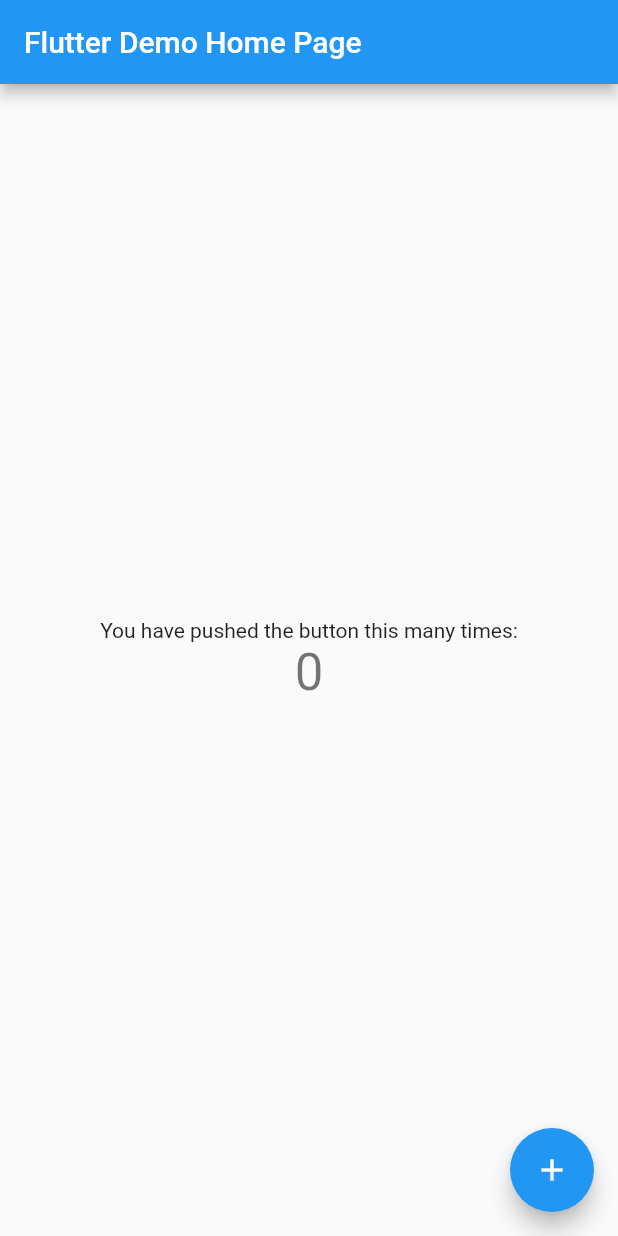
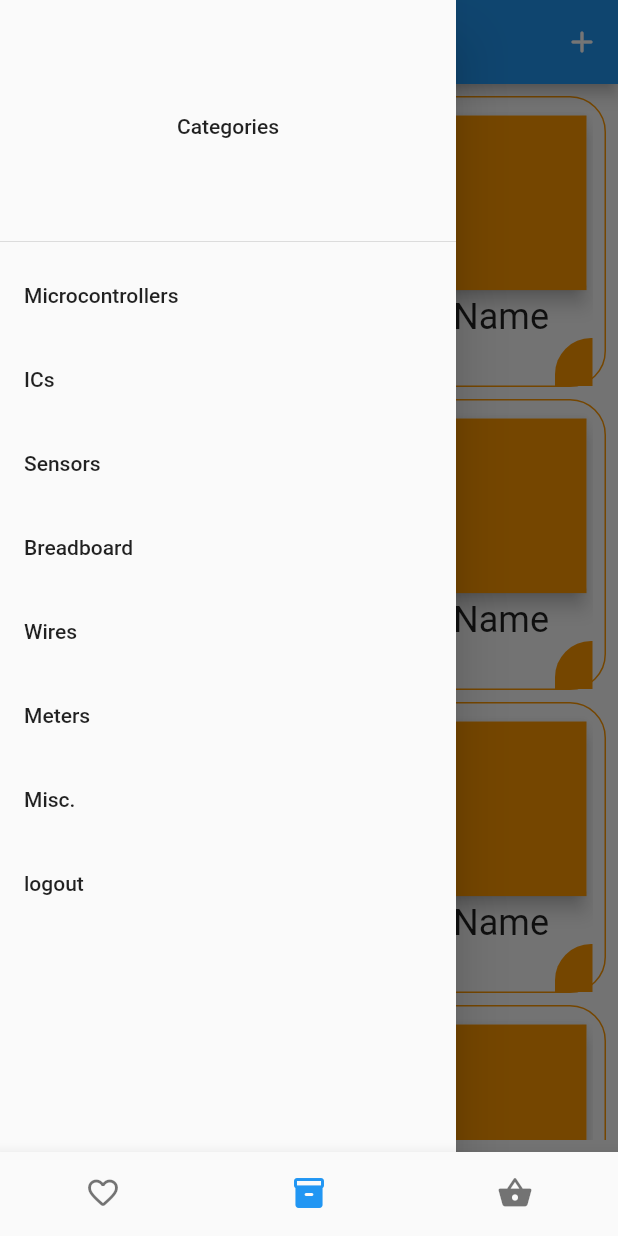
Before and after one commit to Vaibhav-Ramola/tinkerers_lab_hackathon, a Flutter app: the screen it shows after launch, with the side drawer open (before the commit the screen has no drawer), on a phone screen of 412 x 824 dp. Run offline on Flutter 3.47's test engine with Material 2 defaults, Android fonts, the phone set to English and light mode, and no system bars; drawn by our look-alikes of like_button.

Commit message:
added drawer of categories

```diff
--- a/lib/main.dart
+++ b/lib/main.dart
@@ -1,4 +1,5 @@
 import 'package:flutter/material.dart';
+import 'package:tinkerlab_app/screens/home_screen.dart';
 
 void main() {
   runApp(const MyApp());
@@ -6,110 +7,14 @@
 
 class MyApp extends StatelessWidget {
   const MyApp({Key? key}) : super(key: key);
-
-  // This widget is the root of your application.
   @override
   Widget build(BuildContext context) {
     return MaterialApp(
       title: 'Flutter Demo',
       theme: ThemeData(
-        // This is the theme of your application.
-        //
-        // Try running your application with "flutter run". You'll see the
-        // application has a blue toolbar. Then, without quitting the app, try
-        // changing the primarySwatch below to Colors.green and then invoke
-        // "hot reload" (press "r" in the console where you ran "flutter run",
-        // or simply save your changes to "hot reload" in a Flutter IDE).
-        // Notice that the counter didn't reset back to zero; the application
-        // is not restarted.
         primarySwatch: Colors.blue,
       ),
-      home: const MyHomePage(title: 'Flutter Demo Home Page'),
+      home: const HomeScreen(),
     );
   }
 }
-
-class MyHomePage extends StatefulWidget {
-  const MyHomePage({Key? key, required this.title}) : super(key: key);
-
-  // This widget is the home page of your application. It is stateful, meaning
-  // that it has a State object (defined below) that contains fields that affect
-  // how it looks.
-
-  // This class is the configuration for the state. It holds the values (in this
-  // case the title) provided by the parent (in this case the App widget) and
-  // used by the build method of the State. Fields in a Widget subclass are
-  // always marked "final".
-
-  final String title;
-
-  @override
-  State<MyHomePage> createState() => _MyHomePageState();
-}
-
-class _MyHomePageState extends State<MyHomePage> {
-  int _counter = 0;
-
-  void _incrementCounter() {
-    setState(() {
-      // This call to setState tells the Flutter framework that something has
-      // changed in this State, which causes it to rerun the build method below
-      // so that the display can reflect the updated values. If we changed
-      // _counter without calling setState(), then the build method would not be
-      // called again, and so nothing would appear to happen.
-      _counter++;
-    });
-  }
-
-  @override
-  Widget build(BuildContext context) {
-    // This method is rerun every time setState is called, for instance as done
-    // by the _incrementCounter method above.
-    //
-    // The Flutter framework has been optimized to make rerunning build methods
-    // fast, so that you can just rebuild anything that needs updating rather
-    // than having to individually change instances of widgets.
-    return Scaffold(
-      appBar: AppBar(
-        // Here we take the value from the MyHomePage object that was created by
-        // the App.build method, and use it to set our appbar title.
-        title: Text(widget.title),
-      ),
-      body: Center(
-        // Center is a layout widget. It takes a single child and positions it
-        // in the middle of the parent.
-        child: Column(
-          // Column is also a layout widget. It takes a list of children and
-          // arranges them vertically. By default, it sizes itself to fit its
-          // children horizontally, and tries to be as tall as its parent.
-          //
-          // Invoke "debug painting" (press "p" in the console, choose the
-          // "Toggle Debug Paint" action from the Flutter Inspector in Android
-          // Studio, or the "Toggle Debug Paint" command in Visual Studio Code)
-          // to see the wireframe for each widget.
-          //
-          // Column has various properties to control how it sizes itself and
-          // how it positions its children. Here we use mainAxisAlignment to
-          // center the children vertically; the main axis here is the vertical
-          // axis because Columns are vertical (the cross axis would be
-          // horizontal).
-          mainAxisAlignment: MainAxisAlignment.center,
-          children: <Widget>[
-            const Text(
-              'You have pushed the button this many times:',
-            ),
-            Text(
-              '$_counter',
-              style: Theme.of(context).textTheme.headline4,
-            ),
-          ],
-        ),
-      ),
-      floatingActionButton: FloatingActionButton(
-        onPressed: _incrementCounter,
-        tooltip: 'Increment',
-        child: const Icon(Icons.add),
-      ), // This trailing comma makes auto-formatting nicer for build methods.
-    );
-  }
-}
--- a/lib/screens/categories_screen.dart
+++ b/lib/screens/categories_screen.dart
@@ -0,0 +1,98 @@
+import 'package:flutter/material.dart';
+import 'package:flutter/rendering.dart';
+import 'package:like_button/like_button.dart';
+import 'package:tinkerlab_app/widgets/inventory_tile_widget.dart';
+
+class CategoriesScreen extends StatefulWidget {
+  const CategoriesScreen({Key? key}) : super(key: key);
+
+  @override
+  State<CategoriesScreen> createState() => _CategoriesScreenState();
+}
+
+class _CategoriesScreenState extends State<CategoriesScreen> {
+  bool isLiked = false;
+  @override
+  Widget build(BuildContext context) {
+    return Scaffold(
+      appBar: AppBar(
+        title: const Text(
+          "Tinkerer's Inventory",
+        ),
+        actions: [
+          IconButton(
+            onPressed: () {},
+            icon: const Icon(
+              Icons.add_rounded,
+            ),
+          ),
+        ],
+      ),
+      drawer: Drawer(
+        child: ListView(
+          children: [
+            DrawerHeader(
+              decoration: BoxDecoration(),
+              child: Container(
+                alignment: Alignment.center,
+                child: const Text(
+                  "Categories",
+                ),
+              ),
+            ),
+            ListTile(
+              title: Text("Microcontrollers"),
+              onTap: () {},
+            ),
+            ListTile(
+              title: Text("ICs"),
+              onTap: () {},
+            ),
+            ListTile(
+              title: Text("Sensors"),
+              onTap: () {},
+            ),
+            ListTile(
+              title: Text("Breadboard"),
+              onTap: () {},
+            ),
+            ListTile(
+              title: Text("Wires"),
+              onTap: () {},
+            ),
+            ListTile(
+              title: Text("Meters"),
+              onTap: () {},
+            ),
+            ListTile(
+              title: Text("Misc."),
+              onTap: () {},
+            ),
+            ListTile(
+              title: Text("logout"),
+              onTap: () {},
+            )
+          ],
+        ),
+      ),
+      body: Container(
+        padding: const EdgeInsets.all(8),
+        child: GridView.builder(
+          itemCount: 20,
+          gridDelegate: const SliverGridDelegateWithFixedCrossAxisCount(
+            crossAxisCount: 2,
+            crossAxisSpacing: 8,
+            mainAxisSpacing: 8,
+          ),
+          itemBuilder: (context, index) {
+            return LayoutBuilder(
+              builder: (context, constraints) {
+                return InventoryTile(constraints);
+              },
+            );
+          },
+        ),
+      ),
+    );
+  }
+}
--- a/lib/screens/favourites_screen.dart
+++ b/lib/screens/favourites_screen.dart
@@ -0,0 +1,21 @@
+import 'package:flutter/material.dart';
+
+class FavouriteScreen extends StatefulWidget {
+  const FavouriteScreen({Key? key}) : super(key: key);
+
+  @override
+  State<FavouriteScreen> createState() => _FavouriteScreenState();
+}
+
+class _FavouriteScreenState extends State<FavouriteScreen> {
+  @override
+  Widget build(BuildContext context) {
+    return Scaffold(
+      body: Center(
+        child: Text(
+          "Hello there",
+        ),
+      ),
+    );
+  }
+}
--- a/lib/screens/home_screen.dart
+++ b/lib/screens/home_screen.dart
@@ -1,4 +1,8 @@
 import 'package:flutter/material.dart';
+import 'package:like_button/like_button.dart';
+import 'package:tinkerlab_app/screens/categories_screen.dart';
+import 'package:tinkerlab_app/screens/favourites_screen.dart';
+import 'package:tinkerlab_app/screens/purchase_screen.dart';
 
 class HomeScreen extends StatefulWidget {
   const HomeScreen({Key? key}) : super(key: key);
@@ -8,26 +12,47 @@
 }
 
 class _HomeScreenState extends State<HomeScreen> {
+  List<Widget> screens = [
+    const FavouriteScreen(),
+    const CategoriesScreen(),
+    const PurchaseScreen(),
+  ];
+  int screenIndex = 1;
+  bool isLiked = false;
   @override
   Widget build(BuildContext context) {
     return Scaffold(
-      appBar: AppBar(
-        leading: const Drawer(
-          semanticLabel: "Categories",
-        ),
-        title: const Text(
-          "Tinkerer's Inventory",
-        ),
-        actions: [
-          IconButton(
-            onPressed: () {},
-            icon: const Icon(
-              Icons.add_rounded,
+      body: screens[screenIndex],
+      bottomNavigationBar: BottomNavigationBar(
+        onTap: ((value) {
+          setState(() {
+            screenIndex = value;
+          });
+        }),
+        showSelectedLabels: false,
+        showUnselectedLabels: false,
+        currentIndex: screenIndex,
+        items: const [
+          BottomNavigationBarItem(
+            icon: Icon(
+              Icons.favorite_outline_rounded,
             ),
+            label: "favourites",
+          ),
+          BottomNavigationBarItem(
+            icon: Icon(
+              Icons.inventory_2_rounded,
+            ),
+            label: "inventory",
+          ),
+          BottomNavigationBarItem(
+            icon: Icon(
+              Icons.shopping_basket_rounded,
+            ),
+            label: "issue",
           ),
         ],
       ),
-      // body: ,
     );
   }
 }
--- a/lib/screens/purchase_screen.dart
+++ b/lib/screens/purchase_screen.dart
@@ -0,0 +1,21 @@
+import 'package:flutter/material.dart';
+
+class PurchaseScreen extends StatefulWidget {
+  const PurchaseScreen({Key? key}) : super(key: key);
+
+  @override
+  State<PurchaseScreen> createState() => _PurchaseScreenState();
+}
+
+class _PurchaseScreenState extends State<PurchaseScreen> {
+  @override
+  Widget build(BuildContext context) {
+    return Scaffold(
+      body: Center(
+        child: Text(
+          "Hello there",
+        ),
+      ),
+    );
+  }
+}
--- /dev/null
+++ b/lib/widgets/inventory_tile_widget.dart
@@ -0,0 +1,107 @@
+import 'package:flutter/material.dart';
+import 'package:like_button/like_button.dart';
+
+class InventoryTile extends StatefulWidget {
+  final constraints;
+
+  const InventoryTile(this.constraints, {Key? key}) : super(key: key);
+
+  @override
+  State<InventoryTile> createState() => _InventoryTileState();
+}
+
+class _InventoryTileState extends State<InventoryTile> {
+  bool isLiked = false;
+  @override
+  Widget build(BuildContext context) {
+    return Container(
+      height: 90,
+      width: 50,
+      padding: const EdgeInsets.fromLTRB(8, 8, 8, 0),
+      decoration: BoxDecoration(
+        border: Border.all(
+          style: BorderStyle.solid,
+          color: Colors.orange,
+          width: 1,
+        ),
+        borderRadius: BorderRadius.circular(24),
+      ),
+      child: ListView(
+        children: [
+          Expanded(
+            child: GestureDetector(
+              onDoubleTap: (() {
+                setState(() {
+                  isLiked = !isLiked;
+                });
+              }),
+              child: Stack(
+                children: [
+                  Positioned(
+                    right: 10,
+                    top: 10,
+                    child: LikeButton(
+                      size: 40,
+                      isLiked: isLiked,
+                    ),
+                  ),
+                  Expanded(
+                    child: Card(
+                      elevation: 5,
+                      child: Container(
+                        height: widget.constraints.maxHeight * 0.6,
+                        width: double.infinity,
+                        color: Colors.orange,
+                      ),
+                    ),
+                  ),
+                ],
+              ),
+            ),
+          ),
+          const Spacer(),
+          Container(
+            width: double.infinity,
+            alignment: Alignment.center,
+            child: const Text(
+              "Item Name",
+              style: TextStyle(fontSize: 24),
+            ),
+          ),
+          Row(
+            children: [
+              const Spacer(),
+              Container(
+                decoration: const BoxDecoration(
+                  borderRadius: BorderRadius.only(
+                    topLeft: Radius.circular(24),
+                    bottomRight: Radius.circular(24),
+                  ),
+                ),
+                child: GestureDetector(
+                  onTap: () {},
+                  child: Container(
+                    height: widget.constraints.minHeight,
+                    decoration: const BoxDecoration(
+                      color: Colors.orange,
+                      borderRadius: BorderRadius.only(
+                        topLeft: Radius.circular(24),
+                        bottomRight: Radius.circular(24),
+                      ),
+                    ),
+                    child: const Center(
+                      child: Icon(
+                        Icons.add_rounded,
+                        size: 25,
+                      ),
+                    ),
+                  ),
+                ),
+              ),
+            ],
+          ),
+        ],
+      ),
+    );
+  }
+}
--- a/pubspec.yaml
+++ b/pubspec.yaml
@@ -37,6 +37,7 @@
   provider: ^6.0.3
   http: ^0.13.4
   google_fonts: ^3.0.1
+  like_button: ^2.0.4
 
 dev_dependencies:
   flutter_test:
```
Also changed, not shown: pubspec.lock.
